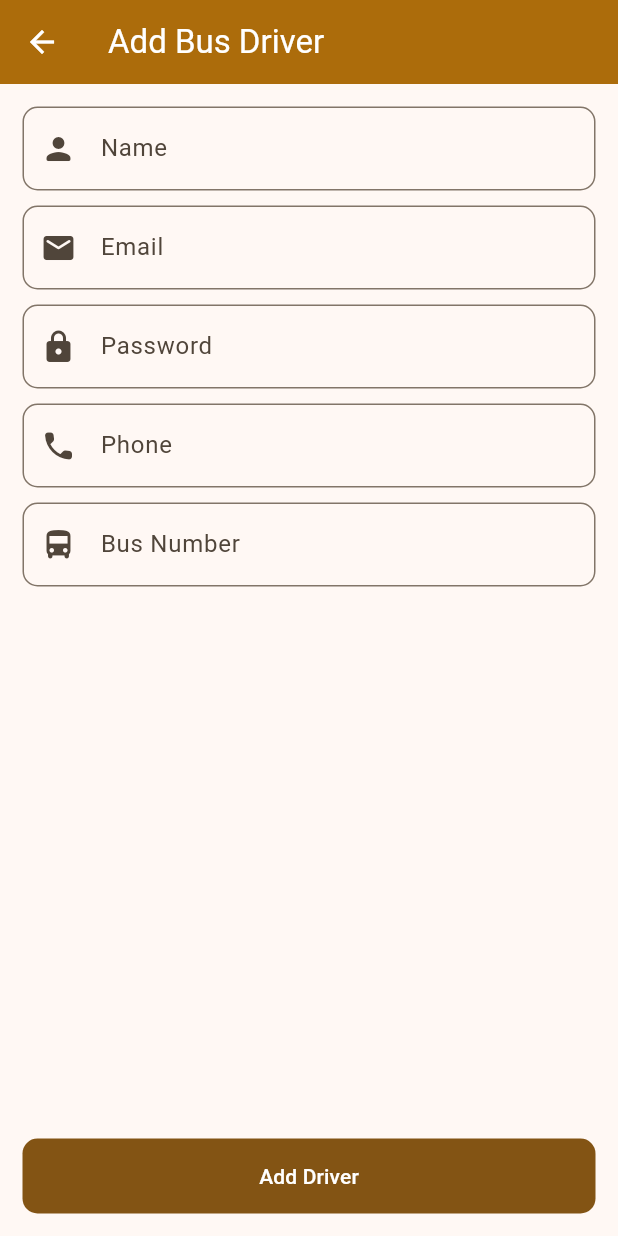
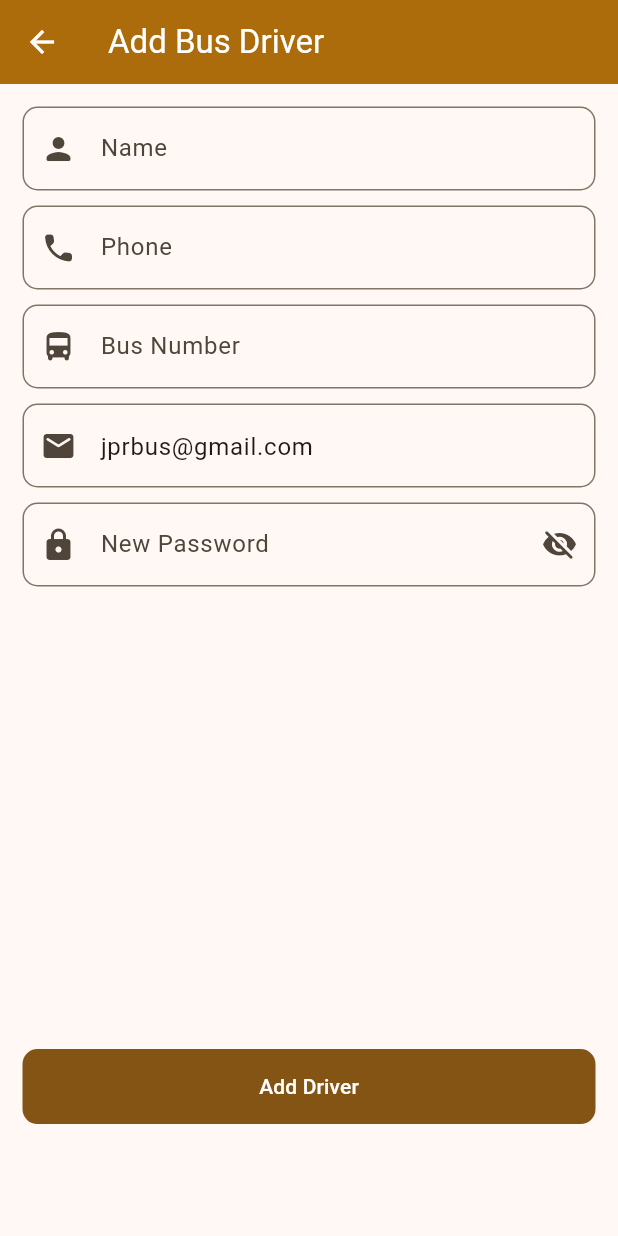
Before and after one commit to MiniCodedev/bus_tracker_app, a Flutter app: the AdminHomePage screen opened directly, after a tap on the "add" icon, on a phone screen of 412 x 824 dp. Run offline on Flutter 3.47's test engine with Material 3 defaults, Android fonts, the phone set to English and light mode, and no system bars; our stand-ins replace cloud_firestore, firebase_auth, firebase_core, flutter_bloc, flutter_svg, fpdart and 4 more; accounts and stored records are empty; Roboto replaces fonts that are missing (Poppins).

Commit message:
Implement admin driver management; add AdminBloc, events, and states, enhance database interactions, and update AdminHomePage with user list

```diff
--- a/lib/core/common/widgets/basic_field.dart
+++ b/lib/core/common/widgets/basic_field.dart
@@ -1,21 +1,37 @@
 import 'package:bus_tracker_app/core/theme/app_colors.dart';
 import 'package:flutter/material.dart';
+import 'package:flutter/services.dart';
 
 class BasicField extends StatelessWidget {
   final String hintText;
   final TextEditingController controller;
   final IconData icon;
   final bool isobscureText;
-  const BasicField(
-      {super.key,
-      required this.controller,
-      required this.icon,
-      this.isobscureText = false,
-      required this.hintText});
+  final bool readOnly;
+  final bool isNum;
+  final Widget? suffixIcon;
+  final void Function(String)? onChange;
+  const BasicField({
+    super.key,
+    required this.controller,
+    required this.icon,
+    this.isobscureText = false,
+    required this.hintText,
+    this.readOnly = false,
+    this.isNum = false,
+    this.suffixIcon,
+    this.onChange,
+  });
 
   @override
   Widget build(BuildContext context) {
     return TextFormField(
+      onChanged: onChange,
+      keyboardType: isNum ? TextInputType.number : TextInputType.text,
+      inputFormatters: [
+        if (isNum) FilteringTextInputFormatter.digitsOnly,
+      ],
+      readOnly: readOnly,
       controller: controller,
       obscureText: isobscureText,
       validator: (value) {
@@ -27,6 +43,7 @@ class BasicField extends StatelessWidget {
       decoration: InputDecoration(
         hintText: hintText,
         prefixIcon: Icon(icon),
+        suffixIcon: suffixIcon,
         border: OutlineInputBorder(
           borderSide: BorderSide(color: AppColors.primaryColor),
           borderRadius: BorderRadius.circular(10),
--- a/lib/core/models/driver_user_model.dart
+++ b/lib/core/models/driver_user_model.dart
@@ -7,6 +7,7 @@ class DriverUserModel {
   final String email;
   final int busNo;
   final String phoneNo;
+  final String password;
 
   DriverUserModel({
     required this.uid,
@@ -14,6 +15,7 @@ class DriverUserModel {
     required this.email,
     required this.busNo,
     required this.phoneNo,
+    required this.password,
   });
 
   DriverUserModel copyWith({
@@ -22,6 +24,7 @@ class DriverUserModel {
     String? email,
     int? busNo,
     String? phoneNo,
+    String? password,
   }) {
     return DriverUserModel(
       uid: uid ?? this.uid,
@@ -29,6 +32,7 @@ class DriverUserModel {
       email: email ?? this.email,
       busNo: busNo ?? this.busNo,
       phoneNo: phoneNo ?? this.phoneNo,
+      password: password ?? this.password,
     );
   }
 
@@ -39,6 +43,7 @@ class DriverUserModel {
       'email': email,
       'busNo': busNo,
       'phoneNo': phoneNo,
+      'password': password,
     };
   }
 
@@ -49,6 +54,7 @@ class DriverUserModel {
       email: map['email'] as String,
       busNo: map['busNo'] as int,
       phoneNo: map['phoneNo'] as String,
+      password: map['password'] as String,
     );
   }
 
@@ -59,7 +65,7 @@ class DriverUserModel {
 
   @override
   String toString() {
-    return 'DriverUserModel(uid: $uid, name: $name, email: $email, busNo: $busNo, phoneNo: $phoneNo)';
+    return 'DriverUserModel(uid: $uid, name: $name, email: $email, busNo: $busNo, phoneNo: $phoneNo, password: $password)';
   }
 
   @override
@@ -70,7 +76,8 @@ class DriverUserModel {
         other.name == name &&
         other.email == email &&
         other.busNo == busNo &&
-        other.phoneNo == phoneNo;
+        other.phoneNo == phoneNo &&
+        other.password == password;
   }
 
   @override
@@ -79,6 +86,7 @@ class DriverUserModel {
         name.hashCode ^
         email.hashCode ^
         busNo.hashCode ^
-        phoneNo.hashCode;
+        phoneNo.hashCode ^
+        password.hashCode;
   }
 }
--- /dev/null
+++ b/lib/features/admin_home/domain/admin_repository.dart
@@ -0,0 +1,20 @@
+import 'package:bus_tracker_app/core/data/database_remote_datasources.dart';
+import 'package:bus_tracker_app/core/error/exceptions.dart';
+import 'package:bus_tracker_app/core/error/failure.dart';
+import 'package:bus_tracker_app/core/models/driver_user_model.dart';
+import 'package:fpdart/fpdart.dart';
+
+class AdminRepository {
+  final DatabaseRemoteDatasources databaseRemoteDatasources;
+  AdminRepository({required this.databaseRemoteDatasources});
+
+  Future<Either<Failure, DriverUserModel>> addDriver(
+      DriverUserModel driverUserModel) async {
+    try {
+      await databaseRemoteDatasources.updateDriverUser(driverUserModel);
+      return right(driverUserModel);
+    } on ServerException catch (e) {
+      return left(Failure(e.message));
+    }
+  }
+}
--- /dev/null
+++ b/lib/features/admin_home/presentation/bloc/admin_bloc.dart
@@ -0,0 +1,25 @@
+import 'package:bus_tracker_app/core/models/driver_user_model.dart';
+import 'package:bus_tracker_app/features/admin_home/domain/admin_repository.dart';
+import 'package:flutter/material.dart';
+import 'package:flutter_bloc/flutter_bloc.dart';
+
+part 'admin_event.dart';
+part 'admin_state.dart';
+
+class AdminBloc extends Bloc<AdminEvent, AdminState> {
+  final AdminRepository adminRepository;
+
+  AdminBloc({required this.adminRepository}) : super(AdminInitial()) {
+    on<AdminEvent>((event, emit) => emit(AdminLoading()));
+    on<AdminAddDriver>(_onAdminAddDriver);
+  }
+
+  void _onAdminAddDriver(AdminAddDriver event, Emitter<AdminState> emit) async {
+    final driverUserModel = event.driverUserModel;
+    final result = await adminRepository.addDriver(driverUserModel);
+    result.fold(
+      (failure) => emit(AdminFailure(failure.message)),
+      (driverUserModel) => emit(AdminAddDriverSuccess()),
+    );
+  }
+}
--- /dev/null
+++ b/lib/features/admin_home/presentation/bloc/admin_event.dart
@@ -0,0 +1,10 @@
+part of 'admin_bloc.dart';
+
+@immutable
+sealed class AdminEvent {}
+
+final class AdminAddDriver extends AdminEvent {
+  final DriverUserModel driverUserModel;
+
+  AdminAddDriver({required this.driverUserModel});
+}
--- /dev/null
+++ b/lib/features/admin_home/presentation/bloc/admin_state.dart
@@ -0,0 +1,16 @@
+part of 'admin_bloc.dart';
+
+@immutable
+sealed class AdminState {}
+
+final class AdminInitial extends AdminState {}
+
+final class AdminLoading extends AdminState {}
+
+final class AdminAddDriverSuccess extends AdminState {}
+
+final class AdminFailure extends AdminState {
+  final String message;
+
+  AdminFailure(this.message);
+}
--- a/lib/features/admin_home/presentation/pages/add_bus_driver_page.dart
+++ b/lib/features/admin_home/presentation/pages/add_bus_driver_page.dart
@@ -1,6 +1,11 @@
 import 'package:bus_tracker_app/core/common/widgets/basic_button.dart';
 import 'package:bus_tracker_app/core/common/widgets/basic_field.dart';
+import 'package:bus_tracker_app/core/models/driver_user_model.dart';
+import 'package:bus_tracker_app/core/utils/loader.dart';
+import 'package:bus_tracker_app/core/utils/show_snackbar.dart';
+import 'package:bus_tracker_app/features/admin_home/presentation/bloc/admin_bloc.dart';
 import 'package:flutter/material.dart';
+import 'package:flutter_bloc/flutter_bloc.dart';
 
 class AddBusDriverPage extends StatefulWidget {
   const AddBusDriverPage({super.key});
@@ -15,6 +20,13 @@ class _AddBusDriverPageState extends State<AddBusDriverPage> {
   final TextEditingController passwordController = TextEditingController();
   final TextEditingController phoneController = TextEditingController();
   final TextEditingController busNumberController = TextEditingController();
+  bool visible = false;
+
+  @override
+  void initState() {
+    emailController.text = "jprbus@gmail.com";
+    super.initState();
+  }
 
   @override
   Widget build(BuildContext context) {
@@ -22,7 +34,21 @@ class _AddBusDriverPageState extends State<AddBusDriverPage> {
       appBar: AppBar(
         title: Text('Add Bus Driver'),
       ),
-      body: SingleChildScrollView(
+      body: BlocConsumer<AdminBloc, AdminState>(
+        listener: (context, state) {
+          if (state is AdminAddDriverSuccess) {
+            Navigator.pop(context);
+            showSnackBar(context: context, text: 'Driver added successfully');
+          }
+          if (state is AdminFailure) {
+            showSnackBar(context: context, text: state.message);
+          }
+        },
+        builder: (context, state) {
+          if (state is AdminLoading) {
+            return Loader();
+          }
+          return SingleChildScrollView(
             child: Padding(
               padding: const EdgeInsets.all(15.0),
               child: Column(
@@ -34,35 +60,67 @@ class _AddBusDriverPageState extends State<AddBusDriverPage> {
                     hintText: 'Name',
                   ),
                   BasicField(
-                controller: emailController,
-                icon: Icons.email_rounded,
-                hintText: 'Email',
-              ),
-              BasicField(
-                controller: passwordController,
-                icon: Icons.lock_rounded,
-                hintText: 'Password',
-              ),
-              BasicField(
+                    isNum: true,
                     controller: phoneController,
                     icon: Icons.phone_rounded,
                     hintText: 'Phone',
                   ),
                   BasicField(
+                    isNum: true,
                     controller: busNumberController,
+                    onChange: (value) {
+                      emailController.text = "jprbus$value@gmail.com";
+                    },
                     icon: Icons.directions_bus_rounded,
                     hintText: 'Bus Number',
                   ),
+                  BasicField(
+                    readOnly: true,
+                    controller: emailController,
+                    icon: Icons.email_rounded,
+                    hintText: 'New Email',
+                  ),
+                  BasicField(
+                    isobscureText: !visible,
+                    suffixIcon: IconButton(
+                        onPressed: () {
+                          setState(() {
+                            visible = !visible;
+                          });
+                        },
+                        icon: Icon(!visible
+                            ? Icons.visibility_off_rounded
+                            : Icons.visibility_rounded)),
+                    controller: passwordController,
+                    icon: Icons.lock_rounded,
+                    hintText: 'New Password',
+                  ),
+                  SizedBox(
+                    height: MediaQuery.of(context).size.height * 0.35,
+                  ),
+                  BasicButton(
+                    onPressed: () {
+                      context.read<AdminBloc>().add(
+                            AdminAddDriver(
+                              driverUserModel: DriverUserModel(
+                                uid: '',
+                                name: nameController.text.trim(),
+                                email: emailController.text.trim(),
+                                busNo:
+                                    int.parse(busNumberController.text.trim()),
+                                phoneNo: phoneController.text.trim(),
+                                password: passwordController.text.trim(),
+                              ),
+                            ),
+                          );
+                    },
+                    text: 'Add Driver',
+                  )
                 ],
               ),
             ),
-      ),
-      bottomNavigationBar: Padding(
-        padding: const EdgeInsets.all(15.0),
-        child: BasicButton(
-          onPressed: () {},
-          text: 'Add Driver',
-        ),
+          );
+        },
       ),
     );
   }
--- a/lib/features/admin_home/presentation/pages/admin_home_page.dart
+++ b/lib/features/admin_home/presentation/pages/admin_home_page.dart
@@ -1,5 +1,6 @@
 import 'package:bus_tracker_app/features/admin_home/presentation/pages/add_bus_driver_page.dart';
 import 'package:bus_tracker_app/features/auth/presentation/bloc/auth_bloc.dart';
+import 'package:cloud_firestore/cloud_firestore.dart';
 import 'package:flutter/material.dart';
 import 'package:flutter_bloc/flutter_bloc.dart';
 
@@ -22,6 +23,30 @@ class AdminHomePage extends StatelessWidget {
               icon: Icon(Icons.logout_rounded))
         ],
       ),
+      body: StreamBuilder(
+          stream: FirebaseFirestore.instance.collection('users').snapshots(),
+          builder: (context, snapshot) {
+            if (!snapshot.hasData) {
+              return Center(
+                child: CircularProgressIndicator(),
+              );
+            }
+            return Padding(
+              padding: const EdgeInsets.all(10.0),
+              child: ListView.builder(
+                itemCount: snapshot.data!.docs.length,
+                itemBuilder: (context, index) {
+                  return ListTile(
+                    leading: CircleAvatar(
+                      child: Text(snapshot.data!.docs[index]['name'][0]),
+                    ),
+                    title: Text(snapshot.data!.docs[index]['name']),
+                    subtitle: Text(snapshot.data!.docs[index]['email']),
+                  );
+                },
+              ),
+            );
+          }),
       floatingActionButton: FloatingActionButton(
         onPressed: () {
           Navigator.push(context,
--- a/lib/features/auth/data/auth_remote_datasources.dart
+++ b/lib/features/auth/data/auth_remote_datasources.dart
@@ -57,7 +57,8 @@ class AuthRemoteDataSource {
           name: "admin",
           email: email,
           busNo: 0,
-          phoneNo: "phoneNo");
+          phoneNo: "phoneNo",
+          password: "");
     } on ServerException catch (e) {
       throw ServerException('Error signing in with email: ${e.message}');
     } catch (e) {
```
Also changed, not shown: lib/core/data/database_remote_datasources.dart (+32 -0 lines), lib/main.dart (+8 -3 lines). Lines whose indentation alone changed are shown as unchanged.
